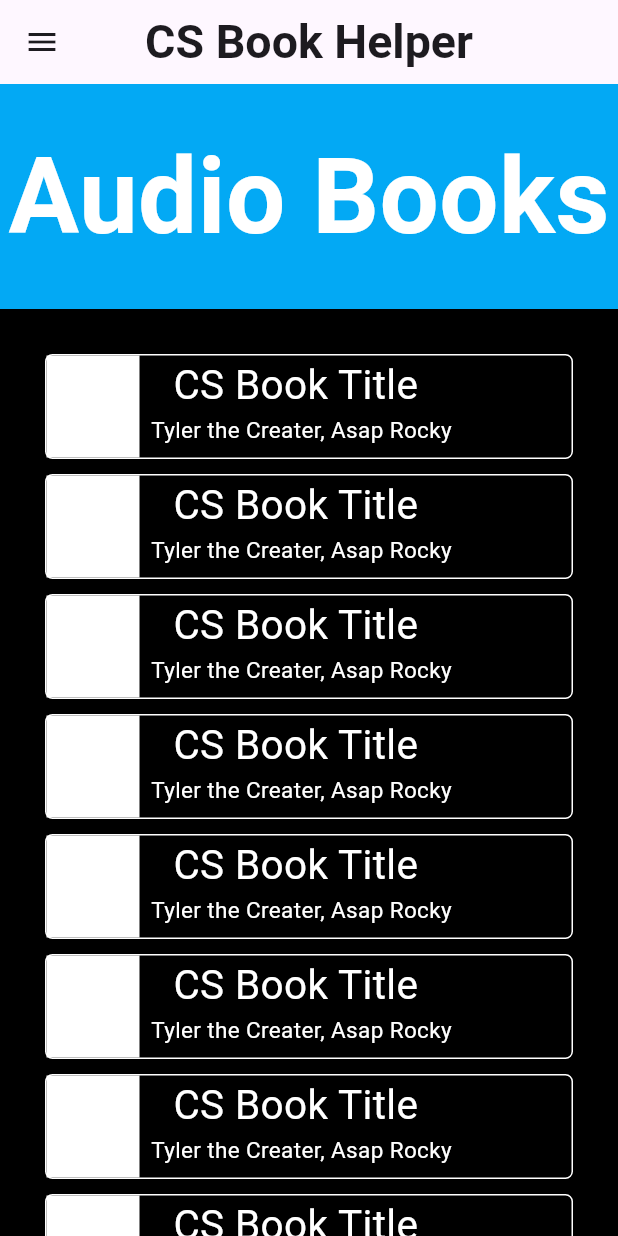
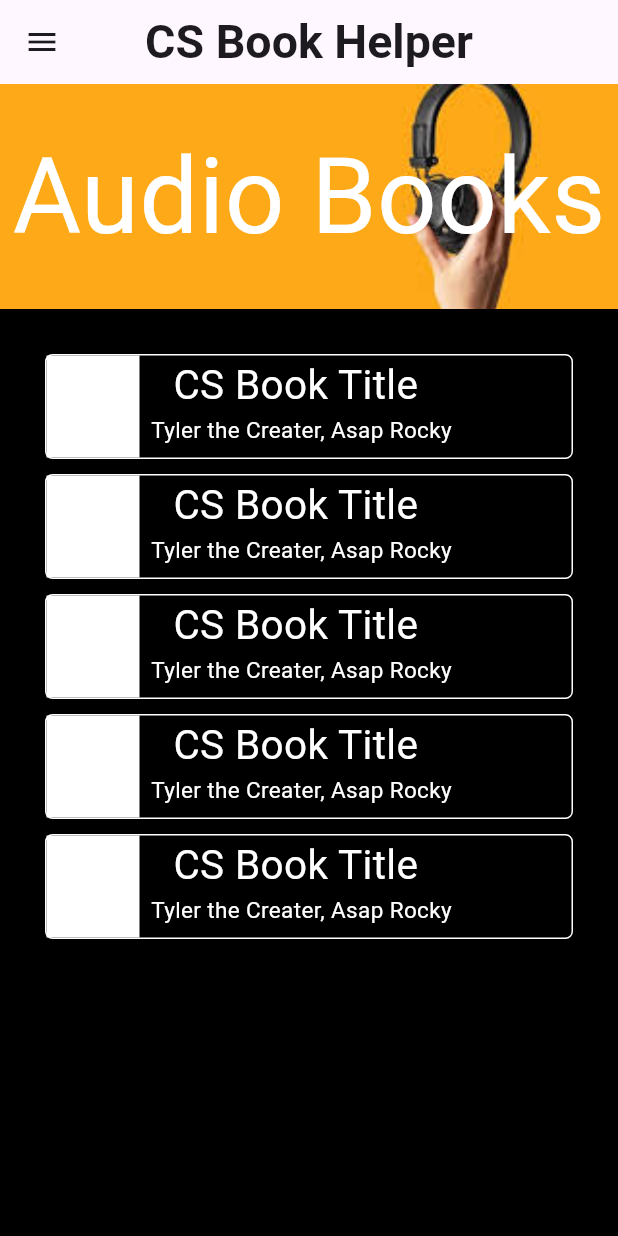
Before and after one commit to ElijahY123/BookHelper, a Flutter app: the screen it shows after launch, on a phone screen of 412 x 824 dp. Run offline on Flutter 3.47's test engine with Material 3 defaults, Android fonts, the phone set to English and light mode, and no system bars; our stand-ins replace csv, google_fonts.

Commit message:
added banner and changed font

```diff
--- a/lib/views/audioBook.dart
+++ b/lib/views/audioBook.dart
@@ -1,6 +1,7 @@
 import 'package:flutter/gestures.dart';
 import 'package:flutter/material.dart';
 import 'package:google_fonts/google_fonts.dart';
+
 
 class AudioBook extends StatelessWidget {
   const AudioBook({super.key});
@@ -20,16 +21,22 @@ class AudioBook extends StatelessWidget {
                           width: MediaQuery.of(context).size.width,
                           height: 150,
                           decoration: const BoxDecoration(
-                            color: Colors.lightBlue,
+                            color: Colors.transparent,
+                            image: DecorationImage(
+                                image: AssetImage(
+                                  "assets/Images/audioBanner.jpg",
+                                ),
+                              fit: BoxFit.cover
+                            ),
                           ),
-                          child: const Center(
+                          child: Center(
                             child:  Text(
-                              //replace with something that looks nicer
                             "Audio Books",
-                              style: TextStyle(
-                                fontSize: 70,
-                                fontWeight: FontWeight.bold,
-                                color: Colors.white
+                              style: GoogleFonts.aBeeZee(
+                                textStyle: const TextStyle(
+                                  fontSize: 70,
+                                  color: Colors.white
+                                ),
                               ),
                             ),
                           ),
@@ -39,7 +46,7 @@ class AudioBook extends StatelessWidget {
                         ),
                         SingleChildScrollView(
                             child: Column(
-                              children: List.generate(15, (index) {
+                              children: List.generate(5, (index) {
                                 return Padding(
                                     padding: const EdgeInsets.only(left: 30, right: 30, bottom: 10),
                                   child: GestureDetector(
@@ -60,7 +67,7 @@ class AudioBook extends StatelessWidget {
                                                 width: MediaQuery.of(context).size.width - 350,
                                                 height: 70,
                                                 decoration: const BoxDecoration(
-                                                  color: Colors.white
+                                                  color: Colors.white,
                                                 ),
                                               ),
                                               const Column(
--- a/pubspec.yaml
+++ b/pubspec.yaml
@@ -67,6 +67,7 @@ flutter:
 
   assets:
     - assets/
+    - assets/Images/audioBanner.jpg
 
   # An image asset can refer to one or more resolution-specific "variants", see
   # https://flutter.dev/assets-and-images/#resolution-aware
```
Also changed, not shown: assets/Images/audioBanner.jpg (added), pubspec.lock.
